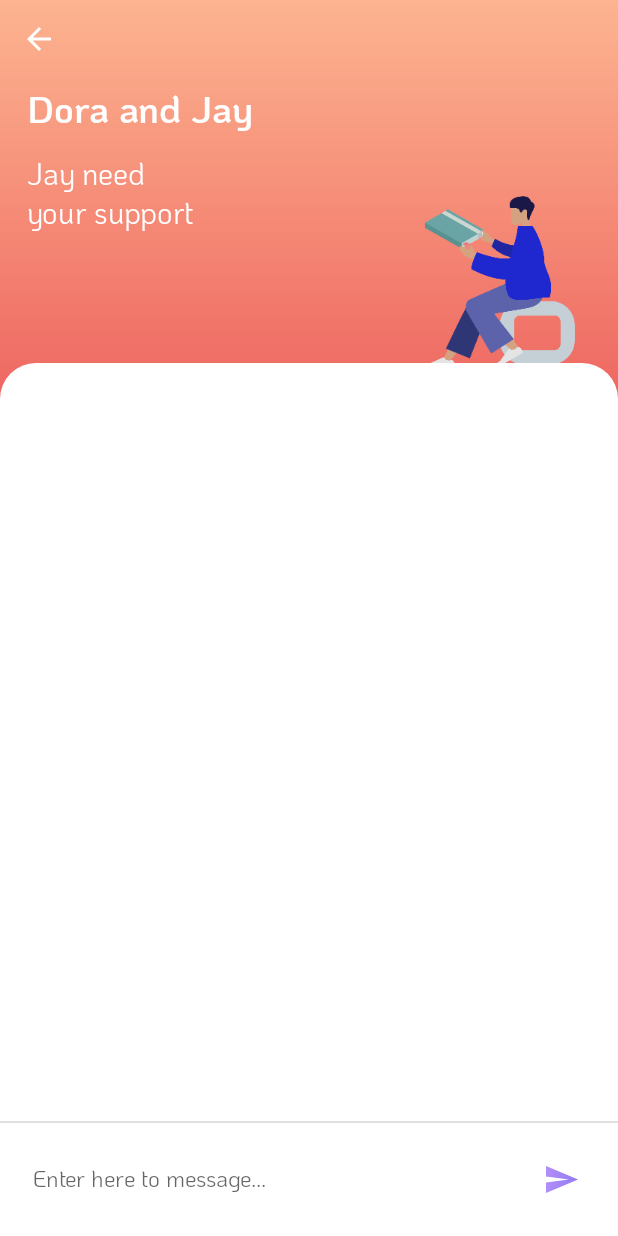
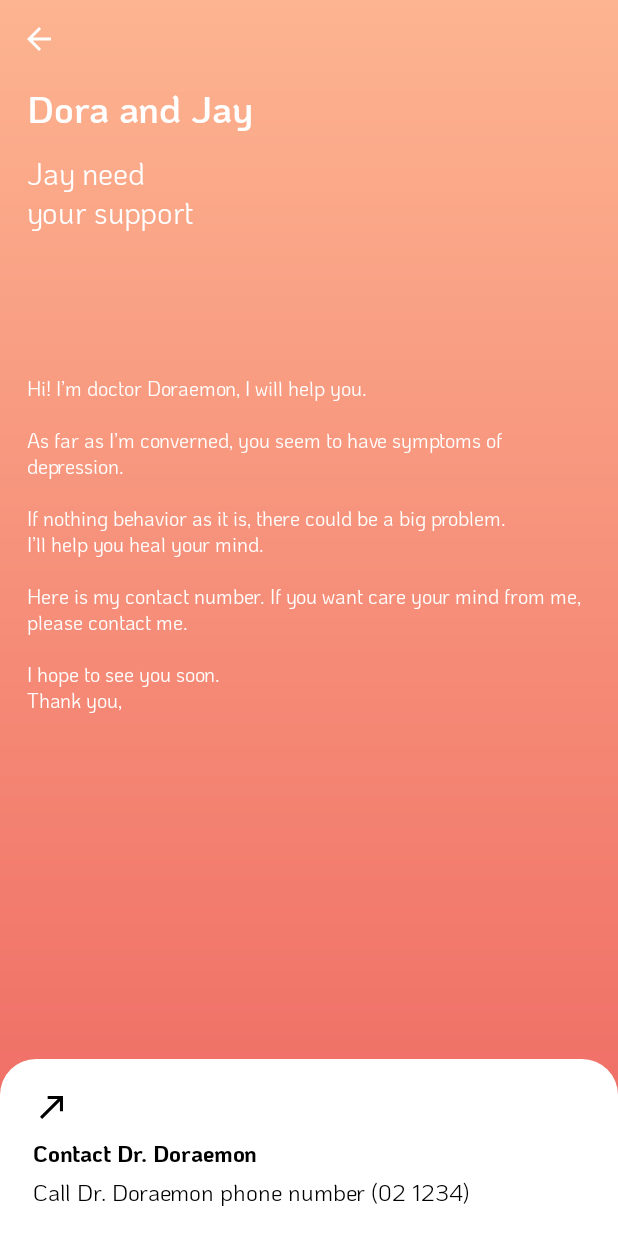
Before and after one commit to gotohel/HowWasYourDay, an Android app: the layout activity_doctor_detail.xml on its own in the app's theme, with its tools: preview values and no code run, on a phone screen of 412 x 824 dp. Run offline under Robolectric (Android 15) with nearby library versions, the light colour scheme and no system bars.

Commit message:
의사 상세화면 추가

```diff
--- a/app/src/main/AndroidManifest.xml
+++ b/app/src/main/AndroidManifest.xml
@@ -2,6 +2,7 @@
 <manifest xmlns:android="http://schemas.android.com/apk/res/android"
     package="team.gotohel.howwasyourday">
 
+    <uses-permission android:name="android.permission.DIAL_PHONE" />
     <uses-permission android:name="android.permission.INTERNET" />
 
     <application
@@ -30,7 +31,10 @@
         <activity android:name=".ui.activity.ChatListActivity"
             android:screenOrientation="portrait"/>
 
-        <activity android:name=".ui.activity.ChatDetailActivity"
+        <activity android:name=".ui.activity.NormalChatActivity"
+            android:screenOrientation="portrait"/>
+
+        <activity android:name=".ui.activity.DoctorChatActivity"
             android:screenOrientation="portrait"/>
 
         <activity android:name=".ui.activity.DoctorDetailActivity"
--- a/app/src/main/java/team/gotohel/howwasyourday/ui/activity/MainActivity.kt
+++ b/app/src/main/java/team/gotohel/howwasyourday/ui/activity/MainActivity.kt
@@ -1,7 +1,6 @@
 package team.gotohel.howwasyourday.ui.activity
 
 import android.content.Intent
-import android.content.res.Configuration
 import android.graphics.Color
 import android.os.Bundle
 import android.os.Handler
@@ -9,7 +8,6 @@ import android.text.SpannableString
 import android.text.Spanned
 import android.text.style.ForegroundColorSpan
 import android.text.style.TypefaceSpan
-import android.util.Log
 import android.view.View
 import android.widget.FrameLayout
 import androidx.appcompat.app.AlertDialog
@@ -19,7 +17,6 @@ import androidx.core.widget.addTextChangedListener
 import com.google.android.material.bottomsheet.BottomSheetBehavior
 import io.reactivex.android.schedulers.AndroidSchedulers
 import io.reactivex.schedulers.Schedulers
-import kotlinx.android.synthetic.main.activity_login.*
 import kotlinx.android.synthetic.main.activity_main.*
 import team.gotohel.howwasyourday.*
 import team.gotohel.howwasyourday.api.MyApiClient
--- a/app/src/main/java/team/gotohel/howwasyourday/ui/activity/ChatDetailActivity.kt
+++ b/app/src/main/java/team/gotohel/howwasyourday/ui/activity/NormalChatActivity.kt
@@ -9,12 +9,12 @@ import com.sendbird.android.BaseChannel
 import com.sendbird.android.BaseMessage
 import com.sendbird.android.GroupChannel
 import com.sendbird.android.SendBird
-import kotlinx.android.synthetic.main.activity_chat_detail.*
+import kotlinx.android.synthetic.main.activity_normal_chat.*
 import team.gotohel.howwasyourday.*
 import team.gotohel.howwasyourday.ui.adapter.ChatMessageListAdapter
 import team.gotohel.howwasyourday.util.SendBirdUtils
 
-class ChatDetailActivity: AppCompatActivity() {
+class NormalChatActivity: AppCompatActivity() {
 
     companion object {
         const val KEY_CHAT_URL = "KEY_CHAT_URL"
@@ -32,7 +32,7 @@ class ChatDetailActivity: AppCompatActivity() {
 
     override fun onCreate(savedInstanceState: Bundle?) {
         super.onCreate(savedInstanceState)
-        setContentView(R.layout.activity_chat_detail)
+        setContentView(R.layout.activity_normal_chat)
 
         val iChatUrl = intent.getStringExtra(KEY_CHAT_URL)
 
--- /dev/null
+++ b/app/src/main/res/drawable/ic_call_made.xml
@@ -0,0 +1,10 @@
+<vector xmlns:android="http://schemas.android.com/apk/res/android"
+    android:width="15dp"
+    android:height="15dp"
+    android:viewportWidth="15"
+    android:viewportHeight="15">
+  <path
+      android:pathData="M5,0v2h6.59L0,13.59 1.41,15 13,3.41V10h2V0z"
+      android:fillColor="#000"
+      android:fillType="nonZero"/>
+</vector>
--- a/app/src/main/res/layout/activity_doctor_detail.xml
+++ b/app/src/main/res/layout/activity_doctor_detail.xml
@@ -5,25 +5,13 @@
     xmlns:tools="http://schemas.android.com/tools"
     android:layout_width="match_parent"
     android:layout_height="match_parent"
-    tools:context=".ui.activity.DoctorDetailActivity">
-
-    <FrameLayout
-        android:layout_width="match_parent"
-        android:layout_height="@dimen/large_title_height"
-        android:background="@drawable/bg_orange_gradation">
-
-        <ImageView
-            android:layout_width="109dp"
-            android:layout_height="115dp"
-            android:layout_marginEnd="24dp"
-            android:layout_marginBottom="20dp"
-            android:layout_gravity="bottom|end"
-            android:src="@drawable/sitting_person"/>
+    tools:context=".ui.activity.DoctorChatActivity">
 
     <LinearLayout
         android:layout_width="match_parent"
         android:layout_height="match_parent"
-            android:orientation="vertical">
+        android:orientation="vertical"
+        android:background="@drawable/bg_orange_gradation">
 
         <ImageButton
             android:onClick="backToChatList"
@@ -52,54 +40,50 @@
             android:textColor="@color/white"
             tools:text="Jay need\nyour support"/>
 
+        <TextView
+            android:id="@+id/text_doctor_instruction"
+            android:layout_width="wrap_content"
+            android:layout_height="wrap_content"
+            android:paddingHorizontal="@dimen/large_title_padding_horizontal"
+            android:layout_marginTop="90dp"
+            android:textSize="13dp"
+            android:textColor="@color/white"
+            android:text="Hi! I’m doctor Doraemon, I will help you.\n\nAs far as I’m converned, you seem to have symptoms of depression.\n\nIf nothing behavior as it is, there could be a big problem.\nI’ll help you heal your mind.\n\nHere is my contact number. If you want care your mind from me, please contact me.\n\nI hope to see you soon.\nThank you,"/>
+
     </LinearLayout>
 
-    </FrameLayout>
-
     <LinearLayout
-        android:layout_width="match_parent"
-        android:layout_height="match_parent"
-        android:orientation="vertical"
-        android:layout_marginTop="242dp"
-        android:background="@drawable/bg_main_input">
-
-        <androidx.recyclerview.widget.RecyclerView
-            android:id="@+id/list_chat_message"
-            android:layout_width="match_parent"
-            android:layout_height="0dp"
-            android:layout_weight="1"/>
-
-        <View
-            android:layout_width="match_parent"
-            android:layout_height="1dp"
-            android:background="#4D979797"/>
-
-        <LinearLayout
+        android:onClick="callDoctor"
         android:layout_width="match_parent"
         android:layout_height="wrap_content"
-            android:orientation="horizontal"
-            android:gravity="bottom">
+        android:orientation="vertical"
+        android:foreground="?selectableItemBackground"
+        android:background="@drawable/bg_main_input"
+        android:paddingTop="20dp"
+        android:paddingBottom="16dp"
+        android:paddingHorizontal="22dp"
+        android:layout_gravity="bottom">
 
-            <EditText
-                android:id="@+id/edit_message"
-                android:layout_width="0dp"
-                android:layout_weight="1"
+        <ImageView
+            android:layout_width="24dp"
+            android:layout_height="24dp"
+            android:scaleType="centerInside"
+            android:src="@drawable/ic_call_made"/>
+
+        <TextView
+            android:id="@+id/text_call_title"
+            android:layout_marginTop="6dp"
+            android:layout_width="wrap_content"
             android:layout_height="wrap_content"
-                android:paddingVertical="8dp"
-                android:paddingStart="22dp"
-                android:hint="Enter here to message..."
-                android:minHeight="75dp"
-                android:maxHeight="125dp"
-                android:background="@null"/>
+            android:fontFamily="@font/koho_bold"
+            tools:text="Contact Dr. Doraemon" />
 
-            <ImageButton
-                android:onClick="sendMessage"
-                android:layout_width="75dp"
-                android:layout_height="75dp"
-                android:background="?selectableItemBackgroundBorderless"
-                app:srcCompat="@drawable/ic_send"/>
-
-        </LinearLayout>
+        <TextView
+            android:id="@+id/text_call_description"
+            android:layout_width="wrap_content"
+            android:layout_height="wrap_content"
+            tools:text="Call Dr. Doraemon phone number (02 1234)"
+            />
 
     </LinearLayout>
 
```
Also changed, not shown: app/src/main/java/team/gotohel/howwasyourday/MyApplication.kt (+0 -8 lines), app/src/main/java/team/gotohel/howwasyourday/ui/activity/ChatListActivity.kt (+4 -5 lines), app/src/main/java/team/gotohel/howwasyourday/ui/activity/DoctorChatActivity.kt (added, +187 -0 lines), app/src/main/java/team/gotohel/howwasyourday/ui/activity/DoctorDetailActivity.kt (+18 -154 lines), app/src/main/res/layout/activity_doctor_chat.xml (renamed from app/src/main/res/layout/activity_chat_detail.xml, +10 -34 lines), app/src/main/res/layout/activity_normal_chat.xml (added, +106 -0 lines). Lines whose indentation alone changed are shown as unchanged.
